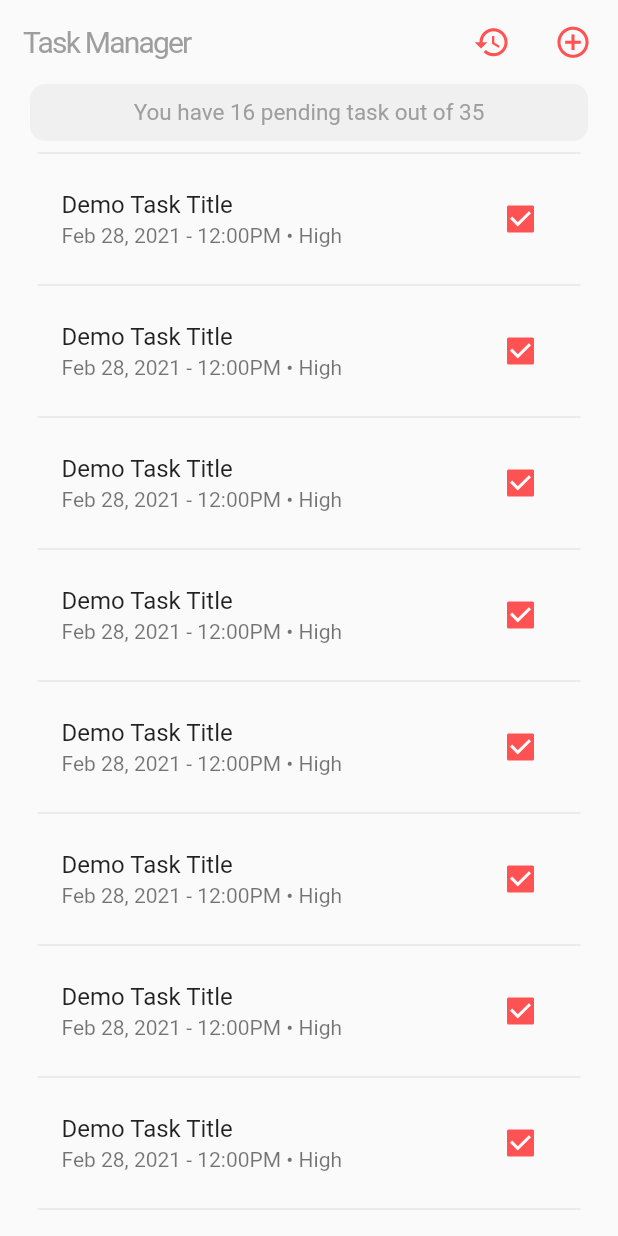
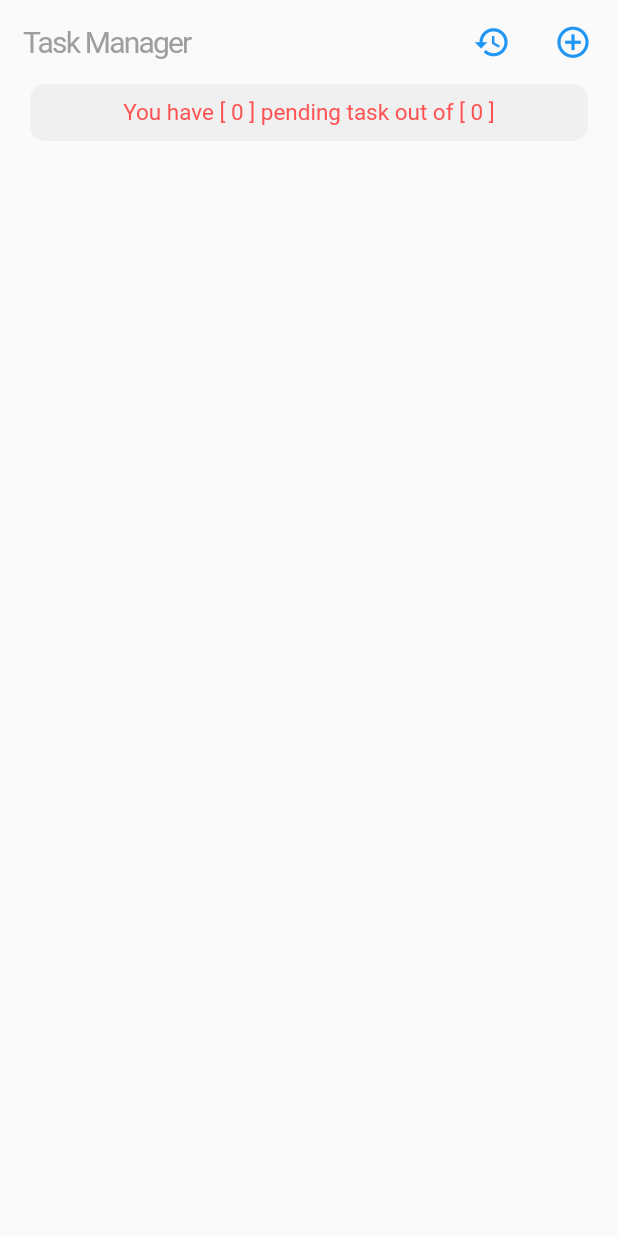
Before and after one commit to everythinguwannatobe/flutter-task-manager, a Flutter app: the screen it shows after launch, on a phone screen of 412 x 824 dp. Run offline on Flutter 3.47's test engine with Material 2 defaults, Android fonts, the phone set to English and light mode, and no system bars; our stand-ins replace sqflite; accounts and stored records are empty.

Commit message:
Sqlite added

```diff
--- a/lib/models/task_model.dart
+++ b/lib/models/task_model.dart
@@ -1,24 +1,21 @@
-import 'package:flutter/material.dart';
-
 class Task {
   int id;
   String title;
   DateTime date;
-  TimeOfDay time;
   String priority;
-  int status;
+  int status; // 0 - Incomplete, 1 - Complete
 
-  Task({this.title, this.date, this.time, this.priority, this.status});
+  Task({this.title, this.date, this.priority, this.status});
 
-  Task.withId(
-      {this.id, this.title, this.date, this.time, this.priority, this.status});
+  Task.withId({this.id, this.title, this.date, this.priority, this.status});
 
   Map<String, dynamic> toMap() {
     final map = Map<String, dynamic>();
-    map['id'] = id;
+    if (id != null) {
+      map['id'] = id;
+    }
     map['title'] = title;
     map['date'] = date.toIso8601String();
-    map['time'] = time.toString();
     map['priority'] = priority;
     map['status'] = status;
     return map;
@@ -28,8 +25,7 @@ class Task {
     return Task.withId(
       id: map['id'],
       title: map['title'],
-      date: DateTime.parse(map['time']),
-      time: map['time'],
+      date: DateTime.parse(map['date']),
       priority: map['priority'],
       status: map['status'],
     );
--- a/lib/screens/home_screen.dart
+++ b/lib/screens/home_screen.dart
@@ -1,6 +1,9 @@
 import 'package:flutter/material.dart';
-import 'add_task_screen.dart';
+import 'package:task_manager/helpers/database_helper.dart';
+import 'package:task_manager/models/task_model.dart';
 import 'history_screen.dart';
+import 'package:task_manager/screens/add_task_screen.dart';
+import 'package:intl/intl.dart';
 
 class HomeScreen extends StatefulWidget {
   @override
@@ -8,23 +11,65 @@ class HomeScreen extends StatefulWidget {
 }
 
 class _HomeScreenState extends State<HomeScreen> {
-  Widget _buildTask(int index) {
+  Future<List<Task>> _taskList;
+  final DateFormat _dateFormatter = DateFormat('MMM dd, yyyy');
+
+  @override
+  void initState() {
+    super.initState();
+    _updateTaskList();
+  }
+
+  _updateTaskList() {
+    setState(() {
+      _taskList = DatabaseHelper.instance.getTaskList();
+    });
+  }
+
+  Widget _buildTask(Task task) {
     return Padding(
-      padding: const EdgeInsets.symmetric(horizontal: 25.0),
+      padding: EdgeInsets.symmetric(horizontal: 25.0),
       child: Column(
         children: <Widget>[
-          Divider(),
           ListTile(
-            title: Text("Demo Task Title"),
-            subtitle: Text("Feb 28, 2021 - 12:00PM • High"),
+            title: Text(
+              task.title,
+              style: TextStyle(
+                fontSize: 18.0,
+                decoration: task.status == 0
+                    ? TextDecoration.none
+                    : TextDecoration.lineThrough,
+              ),
+            ),
+            subtitle: Text(
+              '${_dateFormatter.format(task.date)} • ${task.priority}',
+              style: TextStyle(
+                fontSize: 15.0,
+                decoration: task.status == 0
+                    ? TextDecoration.none
+                    : TextDecoration.lineThrough,
+              ),
+            ),
             trailing: Checkbox(
               onChanged: (value) {
-                print(value);
+                task.status = value ? 1 : 0;
+                DatabaseHelper.instance.updateTask(task);
+                _updateTaskList();
               },
-              activeColor: Colors.redAccent,
-              value: true,
+              activeColor: Theme.of(context).primaryColor,
+              value: task.status == 1 ? true : false,
+            ),
+            onTap: () => Navigator.push(
+              context,
+              MaterialPageRoute(
+                builder: (_) => AddTaskScreen(
+                  updateTaskList: _updateTaskList,
+                  task: task,
                 ),
               ),
+            ),
+          ),
+          Divider(),
         ],
       ),
     );
@@ -33,6 +78,19 @@ class _HomeScreenState extends State<HomeScreen> {
   @override
   Widget build(BuildContext context) {
     return Scaffold(
+      // floatingActionButton: FloatingActionButton(
+      //   backgroundColor: Colors.white,
+      //   foregroundColor: Theme.of(context).primaryColor,
+      //   child: Icon(Icons.add_outlined),
+      //   onPressed: () => Navigator.push(
+      //     context,
+      //     MaterialPageRoute(
+      //       builder: (_) => AddTaskScreen(
+      //         updateTaskList: _updateTaskList,
+      //       ),
+      //     ),
+      //   ),
+      // ),
       appBar: AppBar(
         backgroundColor: Color.fromRGBO(250, 250, 250, 1),
         // leading: IconButton(icon: Icon(Icons.apps, color: Colors.black,), onPressed: null),
@@ -64,28 +122,45 @@ class _HomeScreenState extends State<HomeScreen> {
           Container(
             margin: const EdgeInsets.all(0),
             child: IconButton(
-                  icon: Icon(Icons.history),
+                icon: Icon(Icons.history_outlined),
                 iconSize: 25.0,
-                  color: Colors.redAccent,
-                  onPressed: () => Navigator.push(
-                      context, MaterialPageRoute(builder: (_) => History()))),
+                color: Theme.of(context).primaryColor,
+                onPressed: () => Navigator.push(context,
+                    MaterialPageRoute(builder: (_) => HistoryScreen()))),
           ),
           Container(
             margin: const EdgeInsets.all(6.0),
             child: IconButton(
                 icon: Icon(Icons.add_circle_outline),
                 iconSize: 25.0,
-                  color: Colors.redAccent,
-                  onPressed: () => Navigator.push(
-                      context, MaterialPageRoute(builder: (_) => AddTask()))),
+                color: Theme.of(context).primaryColor,
+                onPressed: () => Navigator.push(context,
+                    MaterialPageRoute(builder: (_) => AddTaskScreen()))),
           )
         ],
       ),
-        body: ListView.builder(
-            itemCount: 15,
+      body: FutureBuilder(
+        future: _taskList,
+        builder: (context, snapshot) {
+          if (!snapshot.hasData) {
+            return Center(
+              child: CircularProgressIndicator(),
+            );
+          }
+
+          final int completedTaskCount = snapshot.data
+              .where((Task task) => task.status == 0)
+              .toList()
+              .length;
+
+          return ListView.builder(
+            padding: EdgeInsets.symmetric(vertical: 0.0),
+            itemCount: 1 + snapshot.data.length,
             itemBuilder: (BuildContext context, int index) {
               if (index == 0) {
-                return Column(
+                return Padding(
+                  padding: EdgeInsets.symmetric(horizontal: 0.0, vertical: 0.0),
+                  child: Column(
                     crossAxisAlignment: CrossAxisAlignment.start,
                     children: <Widget>[
                       Container(
@@ -98,9 +173,9 @@ class _HomeScreenState extends State<HomeScreen> {
                         ),
                         child: Center(
                           child: Text(
-                          'You have 16 pending task out of 35',
+                            'You have [ $completedTaskCount ] pending task out of [ ${snapshot.data.length} ]',
                             style: TextStyle(
-                            color: Colors.grey,
+                              color: Colors.redAccent,
                               fontSize: 15.0,
                               fontWeight: FontWeight.normal,
                             ),
@@ -108,9 +183,14 @@ class _HomeScreenState extends State<HomeScreen> {
                         ),
                       )
                     ],
+                  ),
                 );
               }
-              return _buildTask(index);
-            }));
+              return _buildTask(snapshot.data[index - 1]);
+            },
+          );
+        },
+      ),
+    );
   }
 }
--- a/pubspec.yaml
+++ b/pubspec.yaml
@@ -29,6 +29,8 @@ dependencies:
   # Use with the CupertinoIcons class for iOS style icons.
   cupertino_icons: ^1.0.0
   intl: ^0.16.1
+  sqflite: ^1.1.7
+  path_provider: ^1.3.0
 
 dev_dependencies:
   flutter_test:
```
Also changed, not shown: lib/helpers/database_helper.dart (added, +89 -0 lines), lib/screens/add_task_screen.dart (+83 -80 lines), lib/screens/history_screen.dart (+94 -25 lines), pubspec.lock. Lines whose indentation alone changed are shown as unchanged.
